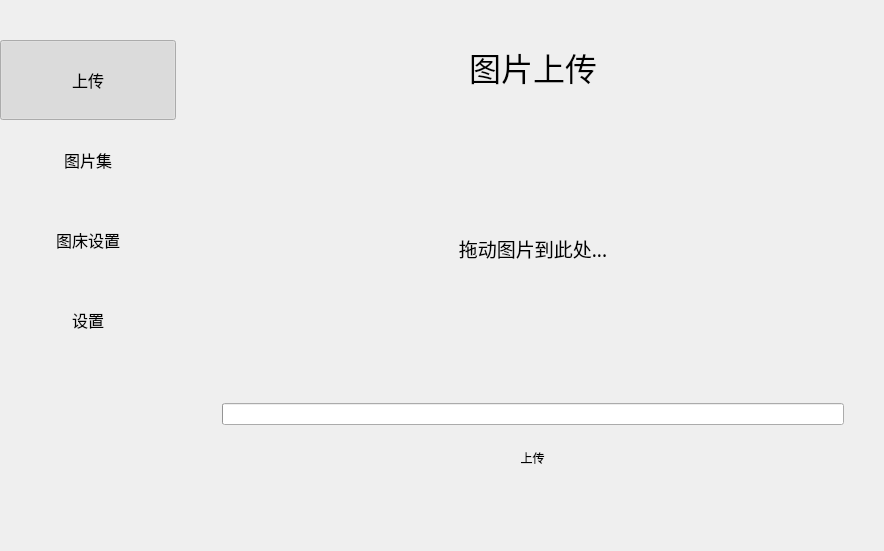
First picture: the form in src/mainwindow.ui, repository median-dxz/Lotos, before the edit.
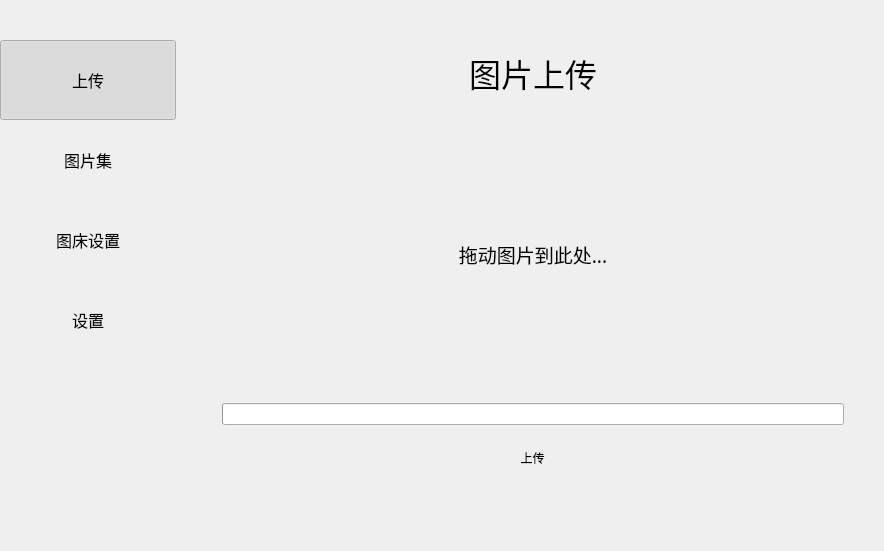
Second picture: the form after the edit. Custom widgets are drawn as their Qt base class.

What changed in the file:
```diff
--- a/src/mainwindow.ui
+++ b/src/mainwindow.ui
@@ -233,7 +233,7 @@
          <verstretch>0</verstretch>
         </sizepolicy>
        </property>
-       <layout class="QGridLayout" name="gridLayout" rowstretch="1,5,1,1">
+       <layout class="QGridLayout" name="gridLayout" rowstretch="2,8,1,1">
         <property name="leftMargin">
          <number>40</number>
         </property>
@@ -252,6 +252,28 @@
         <property name="verticalSpacing">
          <number>20</number>
         </property>
+        <item row="0" column="0">
+         <widget class="QLabel" name="label">
+          <property name="font">
+           <font>
+            <family>Microsoft YaHei UI</family>
+            <pointsize>24</pointsize>
+           </font>
+          </property>
+          <property name="layoutDirection">
+           <enum>Qt::LeftToRight</enum>
+          </property>
+          <property name="text">
+           <string>图片上传</string>
+          </property>
+          <property name="textFormat">
+           <enum>Qt::PlainText</enum>
+          </property>
+          <property name="alignment">
+           <set>Qt::AlignCenter</set>
+          </property>
+         </widget>
+        </item>
         <item row="3" column="0">
          <layout class="QHBoxLayout" name="horizontalLayout_3">
           <property name="spacing">
@@ -322,31 +344,6 @@
           </item>
          </layout>
         </item>
-        <item row="1" column="0">
-         <widget class="QLabel" name="dragBox">
-          <property name="maximumSize">
-           <size>
-            <width>16777213</width>
-            <height>16777215</height>
-           </size>
-          </property>
-          <property name="font">
-           <font>
-            <family>Microsoft YaHei UI Light</family>
-            <pointsize>14</pointsize>
-           </font>
-          </property>
-          <property name="cursor">
-           <cursorShape>ArrowCursor</cursorShape>
-          </property>
-          <property name="text">
-           <string>拖动图片到此处...</string>
-          </property>
-          <property name="alignment">
-           <set>Qt::AlignCenter</set>
-          </property>
-         </widget>
-        </item>
         <item row="2" column="0">
          <widget class="QProgressBar" name="uploadProgress">
           <property name="sizePolicy">
@@ -372,22 +369,25 @@
           </property>
          </widget>
         </item>
-        <item row="0" column="0">
-         <widget class="QLabel" name="label">
+        <item row="1" column="0">
+         <widget class="QLabel" name="dragBox">
+          <property name="maximumSize">
+           <size>
+            <width>16777213</width>
+            <height>16777215</height>
+           </size>
+          </property>
           <property name="font">
            <font>
-            <family>Microsoft YaHei UI</family>
-            <pointsize>24</pointsize>
+            <family>Microsoft YaHei UI Light</family>
+            <pointsize>14</pointsize>
            </font>
           </property>
-          <property name="layoutDirection">
-           <enum>Qt::LeftToRight</enum>
+          <property name="cursor">
+           <cursorShape>ArrowCursor</cursorShape>
           </property>
           <property name="text">
-           <string>图片上传</string>
-          </property>
-          <property name="textFormat">
-           <enum>Qt::PlainText</enum>
+           <string>拖动图片到此处...</string>
           </property>
           <property name="alignment">
            <set>Qt::AlignCenter</set>
```
